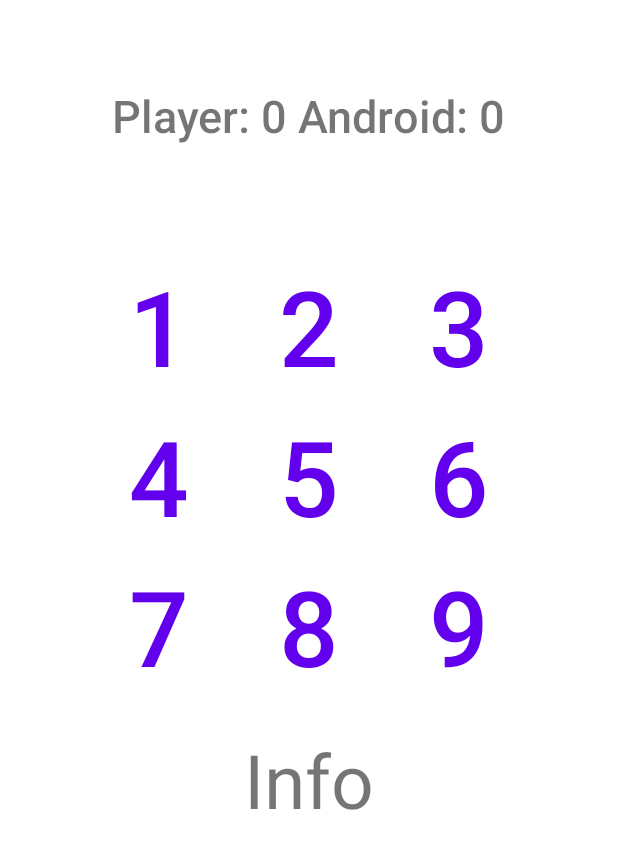
After one commit to bjportelac/DADM_2023II, an Android app: the layout main_activity.xml on its own in the app's theme, with its tools: preview values and no code run, on a phone screen of 412 x 824 dp. The commit adds this screen. Shown: the top 849 px of the screen. Run offline under Robolectric (Android 15) with nearby library versions, the phone set to English and light mode, and no system bars.

Commit message:
Reto 3 - Upload
 Modified until Reto 3

```diff
--- /dev/null
+++ b/app/src/main/res/layout/main_activity.xml
@@ -0,0 +1,79 @@
+<?xml version="1.0" encoding="utf-8"?>
+<LinearLayout
+    xmlns:android="http://schemas.android.com/apk/res/android"
+    android:layout_width="fill_parent"
+    android:layout_height="fill_parent"
+    android:orientation="vertical"
+    android:gravity="center_horizontal">
+
+    <LinearLayout
+        android:id="@+id/score_panel"
+        android:layout_width="match_parent"
+        android:layout_height="115dp"
+        android:gravity="center"
+        android:orientation="horizontal"
+        android:layout_margin="20dp">
+
+        <TextView
+            android:id="@+id/score"
+            android:layout_width="330dp"
+            android:layout_height="42dp"
+            android:layout_margin="5dp"
+            android:fontFamily="sans-serif-medium"
+            android:gravity="center_horizontal"
+            android:text="@string/score_start"
+            android:textSize="30sp"/>
+    </LinearLayout>
+
+    <TableLayout android:id="@+id/play_grid"
+        android:layout_width="wrap_content"
+        android:layout_height="wrap_content"
+        android:layout_marginTop="5dp"
+        android:layout_marginBottom="5dp">
+
+        <TableRow android:layout_gravity="center_horizontal">
+            <Button android:id="@+id/one" android:layout_width="100dp"
+                android:layout_height="100dp" android:text="@string/One" android:textSize="70sp"
+                style="?android:attr/buttonBarButtonStyle" />
+            <Button android:id="@+id/two" android:layout_width="100dp"
+                android:layout_height="100dp" android:text="@string/Two" android:textSize="70sp"
+                style="?android:attr/buttonBarButtonStyle" />
+            <Button android:id="@+id/three" android:layout_width="100dp"
+                android:layout_height="100dp" android:text="@string/Three" android:textSize="70sp"
+                style="?android:attr/buttonBarButtonStyle" />
+        </TableRow>
+
+        <TableRow android:layout_gravity="center_horizontal">
+            <Button android:id="@+id/four" android:layout_width="100dp"
+                android:layout_height="100dp" android:text="@string/Four" android:textSize="70sp"
+                style="?android:attr/buttonBarButtonStyle" />
+            <Button android:id="@+id/five" android:layout_width="100dp"
+                android:layout_height="100dp" android:text="@string/Five" android:textSize="70sp"
+                style="?android:attr/buttonBarButtonStyle" />
+            <Button android:id="@+id/six" android:layout_width="100dp"
+                android:layout_height="100dp" android:text="@string/Six" android:textSize="70sp"
+                style="?android:attr/buttonBarButtonStyle" />
+        </TableRow>
+
+        <TableRow android:layout_gravity="center_horizontal">
+            <Button android:id="@+id/seven" android:layout_width="100dp"
+                android:layout_height="100dp" android:text="@string/Seven" android:textSize="70sp"
+                style="?android:attr/buttonBarButtonStyle" />
+            <Button android:id="@+id/eight" android:layout_width="100dp"
+                android:layout_height="100dp" android:text="@string/Eight" android:textSize="70sp"
+                style="?android:attr/buttonBarButtonStyle" />
+            <Button android:id="@+id/nine" android:layout_width="100dp"
+                android:layout_height="100dp" android:text="@string/Nine" android:textSize="70sp"
+                style="?android:attr/buttonBarButtonStyle" />
+        </TableRow>
+
+    </TableLayout>
+
+    <TextView android:id="@+id/information"
+        android:layout_width="fill_parent" android:gravity="center_horizontal"
+        android:layout_height="wrap_content" android:textSize="50sp"
+        android:text="@string/information_space" android:layout_margin="20dp"/>
+
+
+
+</LinearLayout>
--- a/app/src/main/res/values/strings.xml
+++ b/app/src/main/res/values/strings.xml
@@ -1,12 +1,24 @@
 <resources>
-    <string name="app_name">My Application</string>
-    <string name="action_settings">Settings</string>
-    <!-- Strings used for fragments for navigation -->
-    <string name="first_fragment_label">First Fragment</string>
-    <string name="second_fragment_label">Second Fragment</string>
-    <string name="next">Next</string>
-    <string name="previous">Previous</string>
+    <string name="app_name">TicTacToe</string>
 
-    <string name="hello_first_fragment">Hello first fragment</string>
-    <string name="hello_second_fragment">Hello second fragment. Arg: %1$s</string>
+    <string name="One">1</string>
+    <string name="Two">2</string>
+    <string name="Three">3</string>
+    <string name="Four">4</string>
+    <string name="Five">5</string>
+    <string name="Six">6</string>
+    <string name="Nine">9</string>
+    <string name="Eight">8</string>
+    <string name="Seven">7</string>
+
+    <string name="score_start">Player: 0 Android: 0</string>
+    <string name="information_space">Info</string>
+    <string name="Human_turn">You play first!</string>
+    <string name="Computer_turn">It\'s Android\'s turn.</string>
+    <string name="Human_new_turn">It\'s your turn!</string>
+    <string name="Tie">It\'s a tie!</string>
+    <string name="Human_wins">You won!</string>
+    <string name="Computer_wins">Android won!</string>
+    <string name="New_game">New Game!</string>
+
 </resources>
```
Also changed, not shown: app/src/main/java/com/dadm/tictactoeGame/MainActivity.java (+86 -44 lines), app/src/main/res/menu/menu_main.xml (deleted, +0 -10 lines), app/src/main/res/navigation/nav_graph.xml (deleted, +0 -28 lines).
